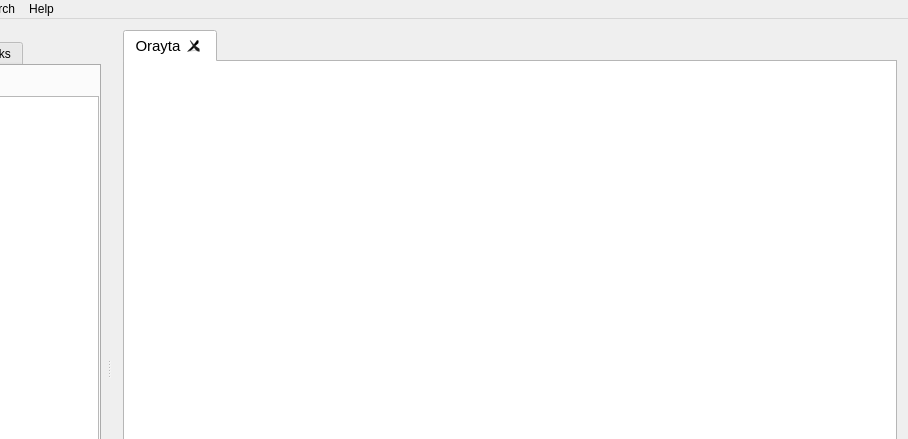
Before: the Qt Designer form mainwindow.ui in MosheWagner/Orayta-QT, drawn with Qt 5; both pictures show x 181 to 1089 and y 0 to 439 of the 1089 by 717 pixel window.
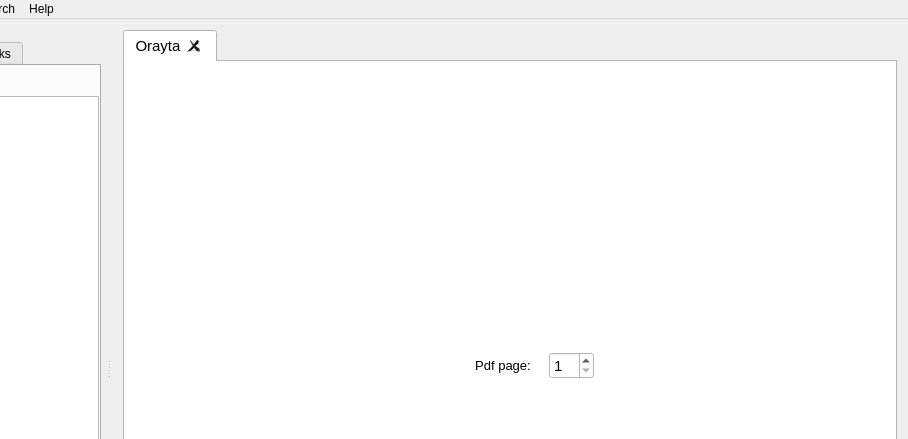
After: the same form once the commit is applied. Icons and pictures are not drawn. Custom widgets are drawn as their Qt base class.

Diff of the .ui file:
```diff
--- a/mainwindow.ui
+++ b/mainwindow.ui
@@ -501,35 +501,18 @@
          <attribute name="title">
           <string>Orayta</string>
          </attribute>
-         <widget class="QPushButton" name="newTabButton">
-          <property name="geometry">
-           <rect>
-            <x>320</x>
-            <y>60</y>
-            <width>31</width>
-            <height>31</height>
-           </rect>
-          </property>
-          <property name="toolTip">
-           <string>Open new tab</string>
-          </property>
+         <layout class="QHBoxLayout" name="horizontalLayout_6">
+          <item>
+           <widget class="QPushButton" name="spaceButton">
           <property name="text">
            <string/>
           </property>
-          <property name="icon">
-           <iconset resource="Orayta.qrc">
-            <normaloff>:/Icons/tab-new.png</normaloff>:/Icons/tab-new.png</iconset>
-          </property>
-          <property name="iconSize">
-           <size>
-            <width>18</width>
-            <height>18</height>
-           </size>
-          </property>
           <property name="flat">
            <bool>true</bool>
           </property>
          </widget>
+          </item>
+          <item>
          <widget class="QDialogButtonBox" name="btnBox">
           <property name="geometry">
            <rect>
@@ -543,17 +526,197 @@
            <set>QDialogButtonBox::NoButton</set>
           </property>
          </widget>
-         <widget class="QToolButton" name="showSearchBarButton">
-          <property name="geometry">
-           <rect>
-            <x>460</x>
-            <y>60</y>
-            <width>29</width>
-            <height>28</height>
-           </rect>
-          </property>
+          </item>
+          <item>
+           <widget class="QPushButton" name="PDFpageLBL">
+            <property name="enabled">
+             <bool>false</bool>
+            </property>
+            <property name="sizePolicy">
+             <sizepolicy hsizetype="Maximum" vsizetype="Fixed">
+              <horstretch>0</horstretch>
+              <verstretch>0</verstretch>
+             </sizepolicy>
+            </property>
+            <property name="palette">
+             <palette>
+              <active>
+               <colorrole role="WindowText">
+                <brush brushstyle="SolidPattern">
+                 <color alpha="255">
+                  <red>0</red>
+                  <green>0</green>
+                  <blue>0</blue>
+                 </color>
+                </brush>
+               </colorrole>
+               <colorrole role="Dark">
+                <brush brushstyle="SolidPattern">
+                 <color alpha="255">
+                  <red>0</red>
+                  <green>0</green>
+                  <blue>0</blue>
+                 </color>
+                </brush>
+               </colorrole>
+               <colorrole role="Text">
+                <brush brushstyle="SolidPattern">
+                 <color alpha="255">
+                  <red>0</red>
+                  <green>0</green>
+                  <blue>0</blue>
+                 </color>
+                </brush>
+               </colorrole>
+               <colorrole role="ButtonText">
+                <brush brushstyle="SolidPattern">
+                 <color alpha="255">
+                  <red>0</red>
+                  <green>0</green>
+                  <blue>0</blue>
+                 </color>
+                </brush>
+               </colorrole>
+              </active>
+              <inactive>
+               <colorrole role="WindowText">
+                <brush brushstyle="SolidPattern">
+                 <color alpha="255">
+                  <red>0</red>
+                  <green>0</green>
+                  <blue>0</blue>
+                 </color>
+                </brush>
+               </colorrole>
+               <colorrole role="Dark">
+                <brush brushstyle="SolidPattern">
+                 <color alpha="255">
+                  <red>0</red>
+                  <green>0</green>
+                  <blue>0</blue>
+                 </color>
+                </brush>
+               </colorrole>
+               <colorrole role="Text">
+                <brush brushstyle="SolidPattern">
+                 <color alpha="255">
+                  <red>0</red>
+                  <green>0</green>
+                  <blue>0</blue>
+                 </color>
+                </brush>
+               </colorrole>
+               <colorrole role="ButtonText">
+                <brush brushstyle="SolidPattern">
+                 <color alpha="255">
+                  <red>0</red>
+                  <green>0</green>
+                  <blue>0</blue>
+                 </color>
+                </brush>
+               </colorrole>
+              </inactive>
+              <disabled>
+               <colorrole role="WindowText">
+                <brush brushstyle="SolidPattern">
+                 <color alpha="255">
+                  <red>0</red>
+                  <green>0</green>
+                  <blue>0</blue>
+                 </color>
+                </brush>
+               </colorrole>
+               <colorrole role="Dark">
+                <brush brushstyle="SolidPattern">
+                 <color alpha="255">
+                  <red>0</red>
+                  <green>0</green>
+                  <blue>0</blue>
+                 </color>
+                </brush>
+               </colorrole>
+               <colorrole role="Text">
+                <brush brushstyle="SolidPattern">
+                 <color alpha="255">
+                  <red>0</red>
+                  <green>0</green>
+                  <blue>0</blue>
+                 </color>
+                </brush>
+               </colorrole>
+               <colorrole role="ButtonText">
+                <brush brushstyle="SolidPattern">
+                 <color alpha="255">
+                  <red>0</red>
+                  <green>0</green>
+                  <blue>0</blue>
+                 </color>
+                </brush>
+               </colorrole>
+              </disabled>
+             </palette>
+            </property>
+            <property name="font">
+             <font>
+              <pointsize>10</pointsize>
+              <weight>50</weight>
+              <bold>false</bold>
+             </font>
+            </property>
           <property name="toolTip">
-           <string>Search in selected books</string>
+             <string>Open new tab</string>
+            </property>
+            <property name="text">
+             <string>Pdf page:</string>
+            </property>
+            <property name="iconSize">
+             <size>
+              <width>18</width>
+              <height>18</height>
+             </size>
+            </property>
+            <property name="checkable">
+             <bool>false</bool>
+            </property>
+            <property name="default">
+             <bool>false</bool>
+            </property>
+            <property name="flat">
+             <bool>true</bool>
+            </property>
+           </widget>
+          </item>
+          <item>
+           <widget class="QSpinBox" name="pdfPageSpin">
+            <property name="minimum">
+             <number>1</number>
+            </property>
+           </widget>
+          </item>
+          <item>
+           <widget class="QPushButton" name="spaceButton_4">
+            <property name="text">
+             <string/>
+            </property>
+            <property name="flat">
+             <bool>true</bool>
+            </property>
+           </widget>
+          </item>
+          <item>
+           <widget class="QPushButton" name="spaceButton_3">
+            <property name="text">
+             <string/>
+            </property>
+            <property name="flat">
+             <bool>true</bool>
+            </property>
+           </widget>
+          </item>
+          <item>
+           <widget class="QPushButton" name="newTabButton">
+            <property name="toolTip">
+             <string>Open new tab</string>
           </property>
           <property name="text">
            <string/>
@@ -568,28 +731,13 @@
             <height>18</height>
            </size>
           </property>
-          <property name="checkable">
-           <bool>true</bool>
-          </property>
-          <property name="checked">
-           <bool>false</bool>
-          </property>
-          <property name="toolButtonStyle">
-           <enum>Qt::ToolButtonIconOnly</enum>
-          </property>
-          <property name="autoRaise">
+            <property name="flat">
            <bool>true</bool>
           </property>
          </widget>
+          </item>
+          <item>
          <widget class="QToolButton" name="topButton">
-          <property name="geometry">
-           <rect>
-            <x>370</x>
-            <y>60</y>
-            <width>29</width>
-            <height>28</height>
-           </rect>
-          </property>
           <property name="toolTip">
            <string>Jump to top</string>
           </property>
@@ -616,15 +764,9 @@
            <bool>true</bool>
           </property>
          </widget>
+          </item>
+          <item>
          <widget class="QToolButton" name="zoomoutButton">
-          <property name="geometry">
-           <rect>
-            <x>400</x>
-            <y>60</y>
-            <width>29</width>
-            <height>28</height>
-           </rect>
-          </property>
           <property name="toolTip">
            <string>Zoom out</string>
           </property>
@@ -651,15 +793,9 @@
            <bool>true</bool>
           </property>
          </widget>
+          </item>
+          <item>
          <widget class="QToolButton" name="zoominButton">
-          <property name="geometry">
-           <rect>
-            <x>430</x>
-            <y>60</y>
-            <width>29</width>
-            <height>28</height>
-           </rect>
-          </property>
           <property name="toolTip">
            <string>Zoom in</string>
           </property>
@@ -686,22 +822,40 @@
            <bool>true</bool>
           </property>
          </widget>
-         <widget class="QPushButton" name="spaceButton">
-          <property name="geometry">
-           <rect>
-            <x>320</x>
-            <y>120</y>
-            <width>86</width>
-            <height>28</height>
-           </rect>
+          </item>
+          <item>
+           <widget class="QToolButton" name="showSearchBarButton">
+            <property name="toolTip">
+             <string>Search in current books</string>
           </property>
           <property name="text">
            <string/>
           </property>
-          <property name="flat">
+            <property name="icon">
+             <iconset resource="Orayta.qrc">
+              <normaloff>:/Icons/edit-find.png</normaloff>:/Icons/edit-find.png</iconset>
+            </property>
+            <property name="iconSize">
+             <size>
+              <width>18</width>
+              <height>18</height>
+             </size>
+            </property>
+            <property name="checkable">
+             <bool>true</bool>
+            </property>
+            <property name="checked">
+             <bool>false</bool>
+            </property>
+            <property name="toolButtonStyle">
+             <enum>Qt::ToolButtonIconOnly</enum>
+            </property>
+            <property name="autoRaise">
            <bool>true</bool>
           </property>
          </widget>
+          </item>
+         </layout>
         </widget>
        </widget>
       </item>
```
Left out of the diff: 14 changed lines with no effect on the pictures. Lines whose indentation alone changed are shown as unchanged.
